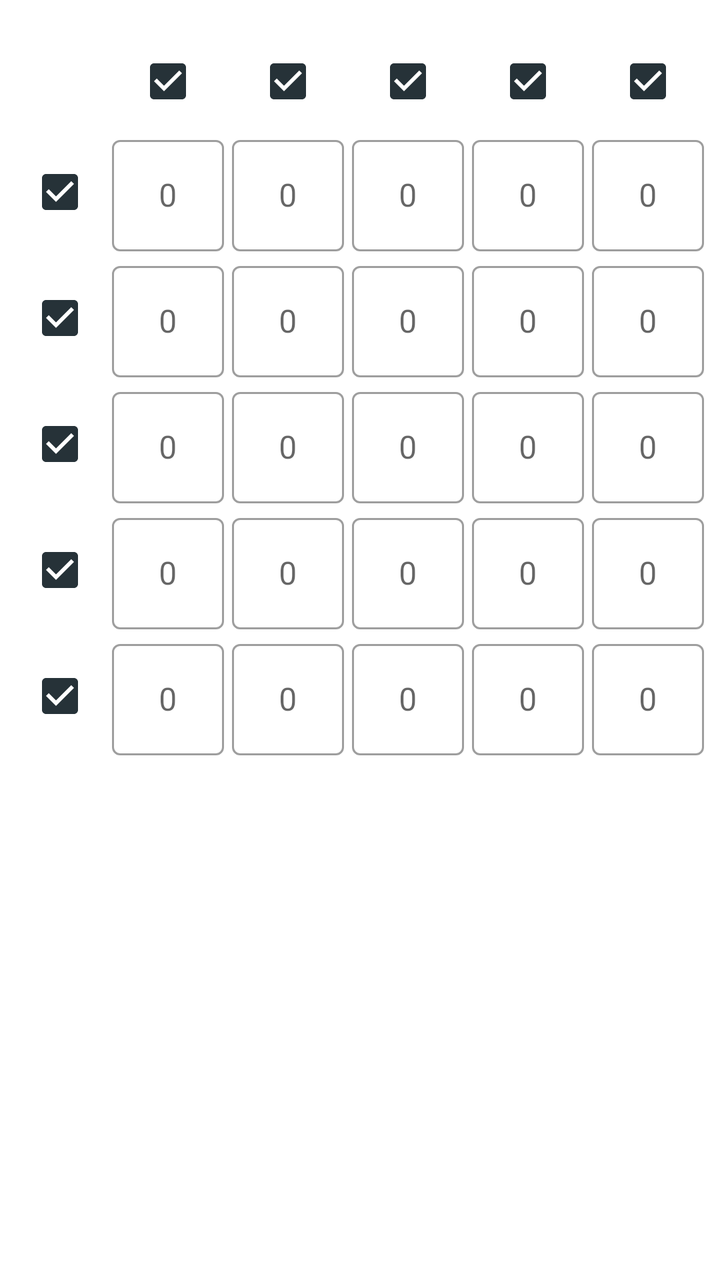
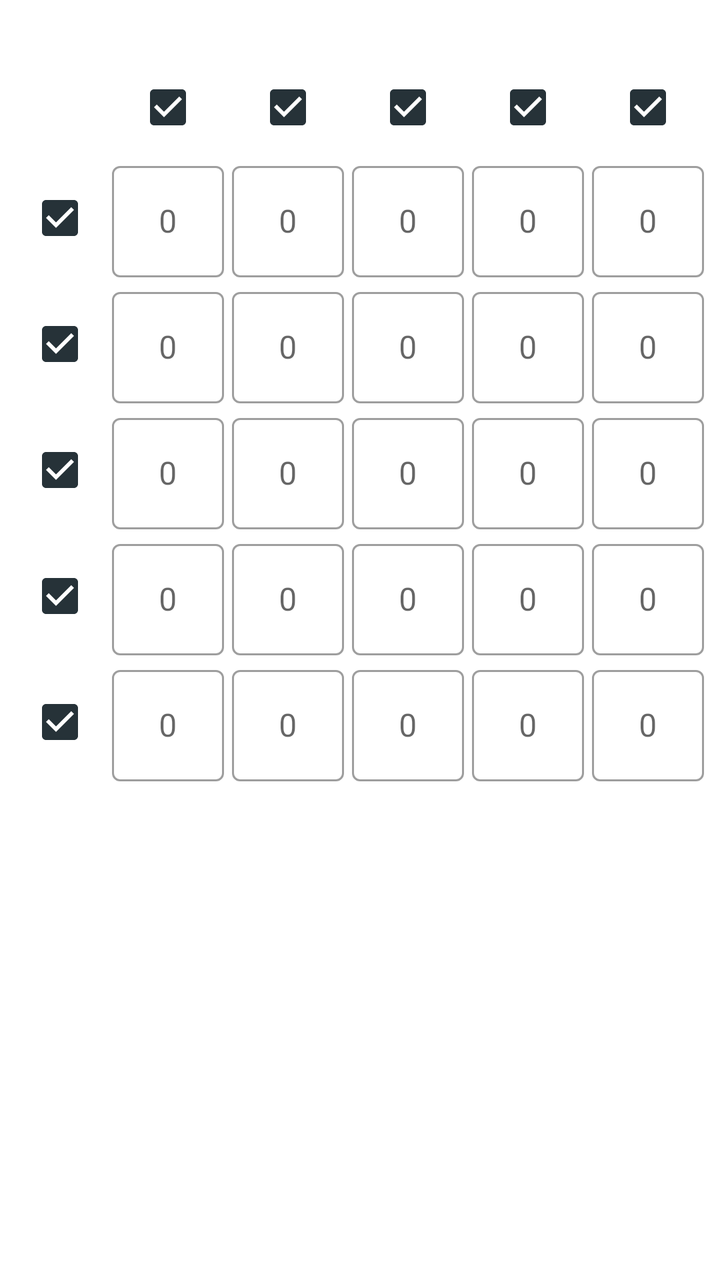

Two renders of the same Android screen: before a commit and after it. Below are the layout's source before the change and the commit's diff.
<!-- AndroidManifest.xml: application theme Theme.Matscape -->
<!-- res/layout/fragment_sub_matrix.xml -->
<?xml version="1.0" encoding="utf-8"?>
<androidx.constraintlayout.widget.ConstraintLayout xmlns:android="http://schemas.android.com/apk/res/android"
    xmlns:app="http://schemas.android.com/apk/res-auto"
    xmlns:tools="http://schemas.android.com/tools"
    android:layout_width="match_parent"
    android:layout_height="match_parent"
    tools:context=".Fragments.MatrixFragments.SubMatrixFragment">

    <HorizontalScrollView
        android:id="@+id/horizontalScrollView"
        android:layout_width="wrap_content"
        android:layout_height="wrap_content"
        android:layout_marginTop="16dp"
        android:scrollbars="none"
        app:layout_constraintBottom_toTopOf="@+id/SubMatrixGuideLine"
        app:layout_constraintEnd_toEndOf="parent"
        app:layout_constraintStart_toStartOf="parent"
        app:layout_constraintTop_toTopOf="parent">

        <LinearLayout
            android:layout_width="wrap_content"
            android:layout_height="wrap_content"
            android:orientation="horizontal">

            <LinearLayout
                android:layout_width="wrap_content"
                android:layout_height="match_parent"
                android:orientation="vertical">

                <CheckBox
                    android:layout_width="wrap_content"
                    android:layout_height="wrap_content"
                    android:visibility="invisible" />

                <CheckBox
                    android:id="@+id/SubMatrixCheckR1"
                    style="@style/SubMatrixCheckBoxes"
                    android:layout_weight="1" />

                <CheckBox
                    android:id="@+id/SubMatrixCheckR2"
                    style="@style/SubMatrixCheckBoxes"
                    android:layout_weight="1" />

                <CheckBox
                    android:id="@+id/SubMatrixCheckR3"
                    style="@style/SubMatrixCheckBoxes"
                    android:layout_weight="1" />

                <CheckBox
                    android:id="@+id/SubMatrixCheckR4"
                    style="@style/SubMatrixCheckBoxes"
                    android:layout_weight="1" />

                <CheckBox
                    android:id="@+id/SubMatrixCheckR5"
                    style="@style/SubMatrixCheckBoxes"
                    android:layout_weight="1" />
            </LinearLayout>

            <LinearLayout
                style="@style/ChangeMatrixLinearLayouts"
                app:layout_constraintTop_toBottomOf="@+id/imageView">

                <CheckBox
                    android:id="@+id/SubMatrixCheckC1"
                    style="@style/SubMatrixCheckBoxes" />

                <com.google.android.material.textfield.TextInputLayout
                    android:id="@+id/SubMatrixLayout11"
                    style="@style/Widget.MaterialComponents.TextInputLayout.OutlinedBox"
                    android:layout_width="wrap_content"
                    android:layout_height="wrap_content"
                    android:gravity="center"
                    android:hint="@string/hint_textInputLayout">

                    <com.google.android.material.textfield.TextInputEditText
                        android:id="@+id/SubMatrixField11"
                        style="@style/ChangeMatrixMaterialFields" />

                </com.google.android.material.textfield.TextInputLayout>

                <com.google.android.material.textfield.TextInputLayout
                    android:id="@+id/SubMatrixLayout21"
                    style="@style/Widget.MaterialComponents.TextInputLayout.OutlinedBox"
                    android:layout_width="wrap_content"
                    android:layout_height="wrap_content"
                    android:gravity="center"
                    android:hint="@string/hint_textInputLayout">

                    <com.google.android.material.textfield.TextInputEditText
                        android:id="@+id/SubMatrixField21"
                        style="@style/ChangeMatrixMaterialFields" />

                </com.google.android.material.textfield.TextInputLayout>

                <com.google.android.material.textfield.TextInputLayout
                    android:id="@+id/SubMatrixLayout31"
                    style="@style/Widget.MaterialComponents.TextInputLayout.OutlinedBox"
                    android:layout_width="wrap_content"
                    android:layout_height="wrap_content"
                    android:gravity="center"
                    android:hint="@string/hint_textInputLayout">

                    <com.google.android.material.textfield.TextInputEditText
                        android:id="@+id/SubMatrixField31"
                        style="@style/ChangeMatrixMaterialFields" />

                </com.google.android.material.textfield.TextInputLayout>

                <com.google.android.material.textfield.TextInputLayout
                    android:id="@+id/SubMatrixLayout41"
                    style="@style/Widget.MaterialComponents.TextInputLayout.OutlinedBox"
                    android:layout_width="wrap_content"
                    android:layout_height="wrap_content"
                    android:gravity="center"
                    android:hint="@string/hint_textInputLayout">

                    <com.google.android.material.textfield.TextInputEditText
                        android:id="@+id/SubMatrixField41"
                        style="@style/ChangeMatrixMaterialFields" />

                </com.google.android.material.textfield.TextInputLayout>

                <com.google.android.material.textfield.TextInputLayout
                    android:id="@+id/SubMatrixLayout51"
                    style="@style/Widget.MaterialComponents.TextInputLayout.OutlinedBox"
                    android:layout_width="wrap_content"
                    android:layout_height="wrap_content"
                    android:gravity="center"
                    android:hint="@string/hint_textInputLayout">

                    <com.google.android.material.textfield.TextInputEditText
                        android:id="@+id/SubMatrixField51"
                        style="@style/ChangeMatrixMaterialFields" />

                </com.google.android.material.textfield.TextInputLayout>

            </LinearLayout>

            <LinearLayout
                style="@style/ChangeMatrixLinearLayouts"
                app:layout_constraintTop_toBottomOf="@+id/imageView">

                <CheckBox
                    android:id="@+id/SubMatrixCheckC2"
                    style="@style/SubMatrixCheckBoxes" />

                <com.google.android.material.textfield.TextInputLayout
                    android:id="@+id/SubMatrixLayout12"
                    style="@style/Widget.MaterialComponents.TextInputLayout.OutlinedBox"
                    android:layout_width="wrap_content"
                    android:layout_height="wrap_content"
                    android:gravity="center"
                    android:hint="@string/hint_textInputLayout">

                    <com.google.android.material.textfield.TextInputEditText
                        android:id="@+id/SubMatrixField12"
                        style="@style/ChangeMatrixMaterialFields" />

                </com.google.android.material.textfield.TextInputLayout>

                <com.google.android.material.textfield.TextInputLayout
                    android:id="@+id/SubMatrixLayout22"
                    style="@style/Widget.MaterialComponents.TextInputLayout.OutlinedBox"
                    android:layout_width="wrap_content"
                    android:layout_height="wrap_content"
                    android:gravity="center"
                    android:hint="@string/hint_textInputLayout">

                    <com.google.android.material.textfield.TextInputEditText
                        android:id="@+id/SubMatrixField22"
                        style="@style/ChangeMatrixMaterialFields" />

                </com.google.android.material.textfield.TextInputLayout>

                <com.google.android.material.textfield.TextInputLayout
                    android:id="@+id/SubMatrixLayout32"
                    style="@style/Widget.MaterialComponents.TextInputLayout.OutlinedBox"
                    android:layout_width="wrap_content"
                    android:layout_height="wrap_content"
                    android:gravity="center"
                    android:hint="@string/hint_textInputLayout">

                    <com.google.android.material.textfield.TextInputEditText
                        android:id="@+id/SubMatrixField32"
                        style="@style/ChangeMatrixMaterialFields" />

                </com.google.android.material.textfield.TextInputLayout>

                <com.google.android.material.textfield.TextInputLayout
                    android:id="@+id/SubMatrixLayout42"
                    style="@style/Widget.MaterialComponents.TextInputLayout.OutlinedBox"
                    android:layout_width="wrap_content"
                    android:layout_height="wrap_content"
                    android:gravity="center"
                    android:hint="@string/hint_textInputLayout">

                    <com.google.android.material.textfield.TextInputEditText
                        android:id="@+id/SubMatrixField42"
                        style="@style/ChangeMatrixMaterialFields" />

                </com.google.android.material.textfield.TextInputLayout>

                <com.google.android.material.textfield.TextInputLayout
                    android:id="@+id/SubMatrixLayout52"
                    style="@style/Widget.MaterialComponents.TextInputLayout.OutlinedBox"
                    android:layout_width="wrap_content"
                    android:layout_height="wrap_content"
                    android:gravity="center"
                    android:hint="@string/hint_textInputLayout">

                    <com.google.android.material.textfield.TextInputEditText
                        android:id="@+id/SubMatrixField52"
                        style="@style/ChangeMatrixMaterialFields" />

                </com.google.android.material.textfield.TextInputLayout>

            </LinearLayout>

            <LinearLayout
                style="@style/ChangeMatrixLinearLayouts"
                app:layout_constraintTop_toBottomOf="@+id/imageView">

                <CheckBox
                    android:id="@+id/SubMatrixCheckC3"
                    style="@style/SubMatrixCheckBoxes" />

                <com.google.android.material.textfield.TextInputLayout
                    android:id="@+id/SubMatrixLayout13"
                    style="@style/Widget.MaterialComponents.TextInputLayout.OutlinedBox"
                    android:layout_width="wrap_content"
                    android:layout_height="wrap_content"
                    android:gravity="center"
                    android:hint="@string/hint_textInputLayout">

                    <com.google.android.material.textfield.TextInputEditText
                        android:id="@+id/SubMatrixField13"
                        style="@style/ChangeMatrixMaterialFields" />

                </com.google.android.material.textfield.TextInputLayout>

                <com.google.android.material.textfield.TextInputLayout
                    android:id="@+id/SubMatrixLayout23"
                    style="@style/Widget.MaterialComponents.TextInputLayout.OutlinedBox"
                    android:layout_width="wrap_content"
                    android:layout_height="wrap_content"
                    android:gravity="center"
                    android:hint="@string/hint_textInputLayout">

                    <com.google.android.material.textfield.TextInputEditText
                        android:id="@+id/SubMatrixField23"
                        style="@style/ChangeMatrixMaterialFields" />

                </com.google.android.material.textfield.TextInputLayout>

                <com.google.android.material.textfield.TextInputLayout
                    android:id="@+id/SubMatrixLayout33"
                    style="@style/Widget.MaterialComponents.TextInputLayout.OutlinedBox"
                    android:layout_width="wrap_content"
                    android:layout_height="wrap_content"
                    android:gravity="center"
                    android:hint="@string/hint_textInputLayout">

                    <com.google.android.material.textfield.TextInputEditText
                        android:id="@+id/SubMatrixField33"
                        style="@style/ChangeMatrixMaterialFields" />

                </com.google.android.material.textfield.TextInputLayout>

                <com.google.android.material.textfield.TextInputLayout
                    android:id="@+id/SubMatrixLayout43"
                    style="@style/Widget.MaterialComponents.TextInputLayout.OutlinedBox"
                    android:layout_width="wrap_content"
                    android:layout_height="wrap_content"
                    android:gravity="center"
                    android:hint="@string/hint_textInputLayout">

                    <com.google.android.material.textfield.TextInputEditText
                        android:id="@+id/SubMatrixField43"
                        style="@style/ChangeMatrixMaterialFields" />

                </com.google.android.material.textfield.TextInputLayout>

                <com.google.android.material.textfield.TextInputLayout
                    android:id="@+id/SubMatrixLayout53"
                    style="@style/Widget.MaterialComponents.TextInputLayout.OutlinedBox"
                    android:layout_width="wrap_content"
                    android:layout_height="wrap_content"
                    android:gravity="center"
                    android:hint="@string/hint_textInputLayout">

                    <com.google.android.material.textfield.TextInputEditText
                        android:id="@+id/SubMatrixField53"
                        style="@style/ChangeMatrixMaterialFields" />

                </com.google.android.material.textfield.TextInputLayout>

            </LinearLayout>

            <LinearLayout
                style="@style/ChangeMatrixLinearLayouts"
                app:layout_constraintTop_toBottomOf="@+id/imageView">

                <CheckBox
                    android:id="@+id/SubMatrixCheckC4"
                    style="@style/SubMatrixCheckBoxes" />

                <com.google.android.material.textfield.TextInputLayout
                    android:id="@+id/SubMatrixLayout14"
                    style="@style/Widget.MaterialComponents.TextInputLayout.OutlinedBox"
                    android:layout_width="wrap_content"
                    android:layout_height="wrap_content"
                    android:gravity="center"
                    android:hint="@string/hint_textInputLayout">

                    <com.google.android.material.textfield.TextInputEditText
                        android:id="@+id/SubMatrixField14"
                        style="@style/ChangeMatrixMaterialFields" />

                </com.google.android.material.textfield.TextInputLayout>

                <com.google.android.material.textfield.TextInputLayout
                    android:id="@+id/SubMatrixLayout24"
                    style="@style/Widget.MaterialComponents.TextInputLayout.OutlinedBox"
                    android:layout_width="wrap_content"
                    android:layout_height="wrap_content"
                    android:gravity="center"
                    android:hint="@string/hint_textInputLayout">

                    <com.google.android.material.textfield.TextInputEditText
                        android:id="@+id/SubMatrixField24"
                        style="@style/ChangeMatrixMaterialFields" />

                </com.google.android.material.textfield.TextInputLayout>

                <com.google.android.material.textfield.TextInputLayout
                    android:id="@+id/SubMatrixLayout34"
                    style="@style/Widget.MaterialComponents.TextInputLayout.OutlinedBox"
                    android:layout_width="wrap_content"
                    android:layout_height="wrap_content"
                    android:gravity="center"
                    android:hint="@string/hint_textInputLayout">

                    <com.google.android.material.textfield.TextInputEditText
                        android:id="@+id/SubMatrixField34"
                        style="@style/ChangeMatrixMaterialFields" />

                </com.google.android.material.textfield.TextInputLayout>

                <com.google.android.material.textfield.TextInputLayout
                    android:id="@+id/SubMatrixLayout44"
                    style="@style/Widget.MaterialComponents.TextInputLayout.OutlinedBox"
                    android:layout_width="wrap_content"
                    android:layout_height="wrap_content"
                    android:gravity="center"
                    android:hint="@string/hint_textInputLayout">

                    <com.google.android.material.textfield.TextInputEditText
                        android:id="@+id/SubMatrixField44"
                        style="@style/ChangeMatrixMaterialFields" />

                </com.google.android.material.textfield.TextInputLayout>

                <com.google.android.material.textfield.TextInputLayout
                    android:id="@+id/SubMatrixLayout54"
                    style="@style/Widget.MaterialComponents.TextInputLayout.OutlinedBox"
                    android:layout_width="wrap_content"
                    android:layout_height="wrap_content"
                    android:gravity="center"
                    android:hint="@string/hint_textInputLayout">

                    <com.google.android.material.textfield.TextInputEditText
                        android:id="@+id/SubMatrixField54"
                        style="@style/ChangeMatrixMaterialFields" />

                </com.google.android.material.textfield.TextInputLayout>

            </LinearLayout>

            <LinearLayout
                style="@style/ChangeMatrixLinearLayouts"
                app:layout_constraintTop_toBottomOf="@+id/imageView">

                <CheckBox
                    android:id="@+id/SubMatrixCheckC5"
                    style="@style/SubMatrixCheckBoxes" />

                <com.google.android.material.textfield.TextInputLayout
                    android:id="@+id/SubMatrixLayout15"
                    style="@style/Widget.MaterialComponents.TextInputLayout.OutlinedBox"
                    android:layout_width="wrap_content"
                    android:layout_height="wrap_content"
                    android:gravity="center"
                    android:hint="@string/hint_textInputLayout">

                    <com.google.android.material.textfield.TextInputEditText
                        android:id="@+id/SubMatrixField15"
                        style="@style/ChangeMatrixMaterialFields" />

                </com.google.android.material.textfield.TextInputLayout>

                <com.google.android.material.textfield.TextInputLayout
                    android:id="@+id/SubMatrixLayout25"
                    style="@style/Widget.MaterialComponents.TextInputLayout.OutlinedBox"
                    android:layout_width="wrap_content"
                    android:layout_height="wrap_content"
                    android:gravity="center"
                    android:hint="@string/hint_textInputLayout">

                    <com.google.android.material.textfield.TextInputEditText
                        android:id="@+id/SubMatrixField25"
                        style="@style/ChangeMatrixMaterialFields" />

                </com.google.android.material.textfield.TextInputLayout>

                <com.google.android.material.textfield.TextInputLayout
                    android:id="@+id/SubMatrixLayout35"
                    style="@style/Widget.MaterialComponents.TextInputLayout.OutlinedBox"
                    android:layout_width="wrap_content"
                    android:layout_height="wrap_content"
                    android:gravity="center"
                    android:hint="@string/hint_textInputLayout">

                    <com.google.android.material.textfield.TextInputEditText
                        android:id="@+id/SubMatrixField35"
                        style="@style/ChangeMatrixMaterialFields" />

                </com.google.android.material.textfield.TextInputLayout>

                <com.google.android.material.textfield.TextInputLayout
                    android:id="@+id/SubMatrixLayout45"
                    style="@style/Widget.MaterialComponents.TextInputLayout.OutlinedBox"
                    android:layout_width="wrap_content"
                    android:layout_height="wrap_content"
                    android:gravity="center"
                    android:hint="@string/hint_textInputLayout">

                    <com.google.android.material.textfield.TextInputEditText
                        android:id="@+id/SubMatrixField45"
                        style="@style/ChangeMatrixMaterialFields" />

                </com.google.android.material.textfield.TextInputLayout>

                <com.google.android.material.textfield.TextInputLayout
                    android:id="@+id/SubMatrixLayout55"
                    style="@style/Widget.MaterialComponents.TextInputLayout.OutlinedBox"
                    android:layout_width="wrap_content"
                    android:layout_height="wrap_content"
                    android:gravity="center"
                    android:hint="@string/hint_textInputLayout">

                    <com.google.android.material.textfield.TextInputEditText
                        android:id="@+id/SubMatrixField55"
                        style="@style/ChangeMatrixMaterialFields" />

                </com.google.android.material.textfield.TextInputLayout>

            </LinearLayout>

        </LinearLayout>
    </HorizontalScrollView>

    <androidx.constraintlayout.widget.Guideline
        android:id="@+id/SubMatrixGuideLine"
        android:layout_width="wrap_content"
        android:layout_height="wrap_content"
        android:orientation="horizontal"
        app:layout_constraintGuide_begin="380dp" />
</androidx.constraintlayout.widget.ConstraintLayout>
<!-- resources referenced by this layout -->
<resources>
  <string name="hint_textInputLayout">0</string>
  <style name="ChangeMatrixLinearLayouts">
          <item name="android:layout_width">wrap_content</item>
          <item name="android:layout_height">wrap_content</item>
          <item name="android:orientation">vertical</item>
          <item name="android:gravity">center</item>
      </style>
  
      //for ChangeMatrix Matrix Fields
  <style name="ChangeMatrixMaterialFields">
          <item name="android:layout_width">wrap_content</item>
          <item name="android:layout_height">wrap_content</item>
          <item name="android:layout_margin">2dp</item>
          <item name="android:inputType">numberSigned</item>
          <item name="android:gravity">center</item>
      </style>
  
      //for EditMatrixFragment Keypad Material buttons
  <style name="SubMatrixCheckBoxes">
          <item name="android:layout_width">wrap_content</item>
          <item name="android:layout_height">wrap_content</item>
          <item name="android:checked">true</item>
          <item name="android:gravity">center</item>
      </style>
  
      //for HomeKeyboard Card Buttons
  <style name="Theme.Matscape" parent="Theme.MaterialComponents.DayNight.NoActionBar">
          
          <item name="colorPrimary">@color/blue_black</item>
          <item name="colorPrimaryVariant">@color/light_blue_black</item>
          <item name="colorOnPrimary">@color/white</item>
          
          <item name="colorSecondary">@color/blue_black</item>
          <item name="colorSecondaryVariant">@color/light_blue_black</item>
          <item name="colorOnSecondary">@color/black</item>
          
          <item name="android:statusBarColor" tools:targetApi="l">?attr/colorPrimary</item>
          
      </style>
  <color name="blue_black">#263238</color>
  <color name="light_blue_black">#90A4AE</color>
  <color name="white">#FFFFFFFF</color>
  <color name="black">#FF000000</color>
</resources>

<!-- the commit's change to res/layout/fragment_sub_matrix.xml (unified diff, before → after) -->
@@ -10,7 +10,7 @@
         android:id="@+id/horizontalScrollView"
         android:layout_width="wrap_content"
         android:layout_height="wrap_content"
-        android:layout_marginTop="16dp"
+        android:layout_marginTop="22dp"
         android:scrollbars="none"
         app:layout_constraintBottom_toTopOf="@+id/SubMatrixGuideLine"
         app:layout_constraintEnd_toEndOf="parent"
@@ -466,5 +466,5 @@
         android:layout_width="wrap_content"
         android:layout_height="wrap_content"
         android:orientation="horizontal"
-        app:layout_constraintGuide_begin="380dp" />
+        app:layout_constraintGuide_begin="400dp" />
 </androidx.constraintlayout.widget.ConstraintLayout>
